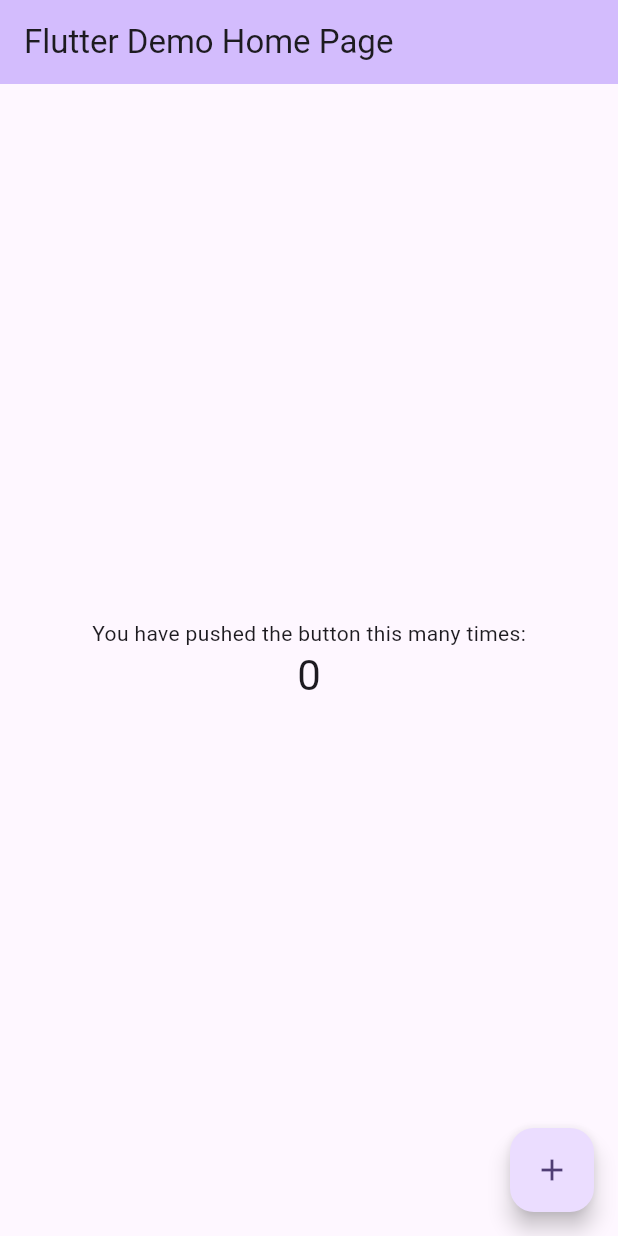
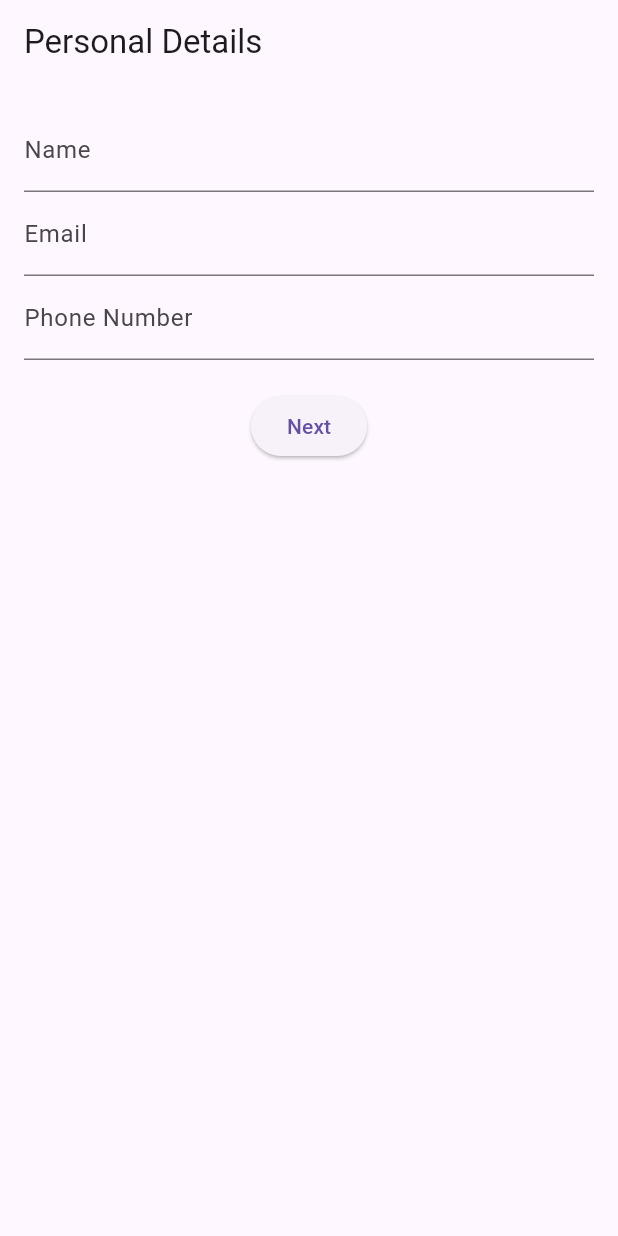
Before and after one commit to akumuyi/flutter_input_validation, a Flutter app: the screen it shows after launch, on a phone screen of 412 x 824 dp. Run offline on Flutter 3.47's test engine with Material 3 defaults, Android fonts, the phone set to English and light mode, and no system bars.

Commit message:
App files

```diff
--- a/lib/main.dart
+++ b/lib/main.dart
@@ -1,4 +1,5 @@
 import 'package:flutter/material.dart';
+import 'screens/form_screen1.dart';
 
 void main() {
   runApp(const MyApp());
@@ -7,119 +8,16 @@ void main() {
 class MyApp extends StatelessWidget {
   const MyApp({super.key});
 
-  // This widget is the root of your application.
   @override
   Widget build(BuildContext context) {
     return MaterialApp(
-      title: 'Flutter Demo',
-      theme: ThemeData(
-        // This is the theme of your application.
-        //
-        // TRY THIS: Try running your application with "flutter run". You'll see
-        // the application has a purple toolbar. Then, without quitting the app,
-        // try changing the seedColor in the colorScheme below to Colors.green
-        // and then invoke "hot reload" (save your changes or press the "hot
-        // reload" button in a Flutter-supported IDE, or press "r" if you used
-        // the command line to start the app).
-        //
-        // Notice that the counter didn't reset back to zero; the application
-        // state is not lost during the reload. To reset the state, use hot
-        // restart instead.
-        //
-        // This works for code too, not just values: Most code changes can be
-        // tested with just a hot reload.
-        colorScheme: ColorScheme.fromSeed(seedColor: Colors.deepPurple),
-        useMaterial3: true,
-      ),
-      home: const MyHomePage(title: 'Flutter Demo Home Page'),
+      debugShowCheckedModeBanner: false,
+      title: 'Multi-Form App',
+      theme: ThemeData(primarySwatch: Colors.blue),
+      initialRoute: '/',
+      routes: {
+        '/': (context) => FormScreen1(),
+      },
     );
   }
 }
-
-class MyHomePage extends StatefulWidget {
-  const MyHomePage({super.key, required this.title});
-
-  // This widget is the home page of your application. It is stateful, meaning
-  // that it has a State object (defined below) that contains fields that affect
-  // how it looks.
-
-  // This class is the configuration for the state. It holds the values (in this
-  // case the title) provided by the parent (in this case the App widget) and
-  // used by the build method of the State. Fields in a Widget subclass are
-  // always marked "final".
-
-  final String title;
-
-  @override
-  State<MyHomePage> createState() => _MyHomePageState();
-}
-
-class _MyHomePageState extends State<MyHomePage> {
-  int _counter = 0;
-
-  void _incrementCounter() {
-    setState(() {
-      // This call to setState tells the Flutter framework that something has
-      // changed in this State, which causes it to rerun the build method below
-      // so that the display can reflect the updated values. If we changed
-      // _counter without calling setState(), then the build method would not be
-      // called again, and so nothing would appear to happen.
-      _counter++;
-    });
-  }
-
-  @override
-  Widget build(BuildContext context) {
-    // This method is rerun every time setState is called, for instance as done
-    // by the _incrementCounter method above.
-    //
-    // The Flutter framework has been optimized to make rerunning build methods
-    // fast, so that you can just rebuild anything that needs updating rather
-    // than having to individually change instances of widgets.
-    return Scaffold(
-      appBar: AppBar(
-        // TRY THIS: Try changing the color here to a specific color (to
-        // Colors.amber, perhaps?) and trigger a hot reload to see the AppBar
-        // change color while the other colors stay the same.
-        backgroundColor: Theme.of(context).colorScheme.inversePrimary,
-        // Here we take the value from the MyHomePage object that was created by
-        // the App.build method, and use it to set our appbar title.
-        title: Text(widget.title),
-      ),
-      body: Center(
-        // Center is a layout widget. It takes a single child and positions it
-        // in the middle of the parent.
-        child: Column(
-          // Column is also a layout widget. It takes a list of children and
-          // arranges them vertically. By default, it sizes itself to fit its
-          // children horizontally, and tries to be as tall as its parent.
-          //
-          // Column has various properties to control how it sizes itself and
-          // how it positions its children. Here we use mainAxisAlignment to
-          // center the children vertically; the main axis here is the vertical
-          // axis because Columns are vertical (the cross axis would be
-          // horizontal).
-          //
-          // TRY THIS: Invoke "debug painting" (choose the "Toggle Debug Paint"
-          // action in the IDE, or press "p" in the console), to see the
-          // wireframe for each widget.
-          mainAxisAlignment: MainAxisAlignment.center,
-          children: <Widget>[
-            const Text(
-              'You have pushed the button this many times:',
-            ),
-            Text(
-              '$_counter',
-              style: Theme.of(context).textTheme.headlineMedium,
-            ),
-          ],
-        ),
-      ),
-      floatingActionButton: FloatingActionButton(
-        onPressed: _incrementCounter,
-        tooltip: 'Increment',
-        child: const Icon(Icons.add),
-      ), // This trailing comma makes auto-formatting nicer for build methods.
-    );
-  }
-}
--- /dev/null
+++ b/lib/models/user_data.dart
@@ -0,0 +1,13 @@
+class UserData {
+  String name;
+  String email;
+  String phone;
+  String address;
+
+  UserData({
+    required this.name,
+    required this.email,
+    required this.phone,
+    required this.address,
+  });
+}
--- /dev/null
+++ b/lib/screens/form_screen1.dart
@@ -0,0 +1,93 @@
+import 'package:flutter/material.dart';
+import 'form_screen2.dart';
+import '../models/user_data.dart';
+
+class FormScreen1 extends StatefulWidget {
+  @override
+  _FormScreen1State createState() => _FormScreen1State();
+}
+
+class _FormScreen1State extends State<FormScreen1> {
+  final _formKey = GlobalKey<FormState>();
+  final TextEditingController _nameController = TextEditingController();
+  final TextEditingController _emailController = TextEditingController();
+  final TextEditingController _phoneController = TextEditingController();
+
+  // Validation logic for Name
+  String? _validateName(String? value) {
+    if (value == null || value.isEmpty) return 'Name is required';
+    if (value.length < 3) return 'Name must be at least 3 characters';
+    return null;
+  }
+
+  // Validation logic for Email
+  String? _validateEmail(String? value) {
+    if (value == null || value.isEmpty) return 'Email is required';
+    final emailRegex = RegExp(r'^[^@]+@[^@]+\.[^@]+');
+    if (!emailRegex.hasMatch(value)) return 'Enter a valid email';
+    return null;
+  }
+
+  // Validation logic for Phone Number
+  String? _validatePhone(String? value) {
+    if (value == null || value.isEmpty) return 'Phone number is required';
+    final phoneRegex = RegExp(r'^[0-9]{10}$');
+    if (!phoneRegex.hasMatch(value)) return 'Enter a valid 10-digit phone number';
+    return null;
+  }
+
+  @override
+  Widget build(BuildContext context) {
+    return Scaffold(
+      appBar: AppBar(title: const Text('Personal Details')),
+      body: Padding(
+        padding: const EdgeInsets.all(16.0),
+        child: Form(
+          key: _formKey,
+          child: Column(
+            children: [
+              TextFormField(
+                controller: _nameController,
+                decoration: const InputDecoration(labelText: 'Name'),
+                validator: _validateName,
+              ),
+              TextFormField(
+                controller: _emailController,
+                decoration: const InputDecoration(labelText: 'Email'),
+                keyboardType: TextInputType.emailAddress,
+                validator: _validateEmail,
+              ),
+              TextFormField(
+                controller: _phoneController,
+                decoration: const InputDecoration(labelText: 'Phone Number'),
+                keyboardType: TextInputType.phone,
+                validator: _validatePhone,
+              ),
+              const SizedBox(height: 20),
+              ElevatedButton(
+                onPressed: () {
+                  if (_formKey.currentState!.validate()) {
+                    Navigator.push(
+                      context,
+                      MaterialPageRoute(
+                        builder: (context) => FormScreen2(
+                          userData: UserData(
+                            name: _nameController.text,
+                            email: _emailController.text,
+                            phone: _phoneController.text,
+                            address: '',
+                          ),
+                        ),
+                      ),
+                    );
+                  }
+                },
+                child: const Text('Next'),
+              ),
+            ],
+          ),
+        ),
+      ),
+    );
+  }
+}
```
Also changed, not shown: lib/screens/form_screen2.dart (added, +56 -0 lines).
